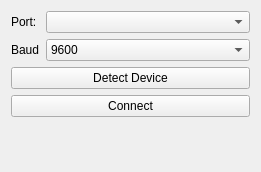
This is ArduinoConnect/Resources/UI/ArduinoConnect.ui in pzaffino/SlicerArduinoController as Qt 5 draws it before an edit. The edited form follows.
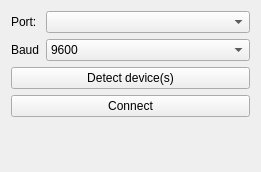
This is the edited form.

Commit message: Fix device button

Patch:
```diff
--- a/ArduinoConnect/Resources/UI/ArduinoConnect.ui
+++ b/ArduinoConnect/Resources/UI/ArduinoConnect.ui
@@ -63,14 +63,17 @@
      <property name="toolTip">
       <string>Detect the device connected</string>
      </property>
+     <property name="autoFillBackground">
+      <bool>false</bool>
+     </property>
      <property name="styleSheet">
       <string notr="true">background-color: grergb(241, 241, 241)y;</string>
      </property>
      <property name="text">
-      <string>Detect Device</string>
+      <string>Detect device(s)</string>
      </property>
      <property name="checkable">
-      <bool>true</bool>
+      <bool>false</bool>
      </property>
     </widget>
    </item>
```
The commit also changes 1 other file.
